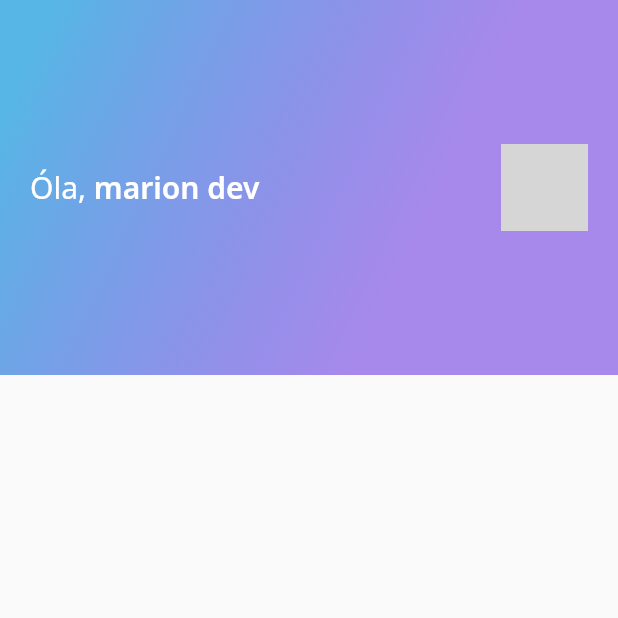
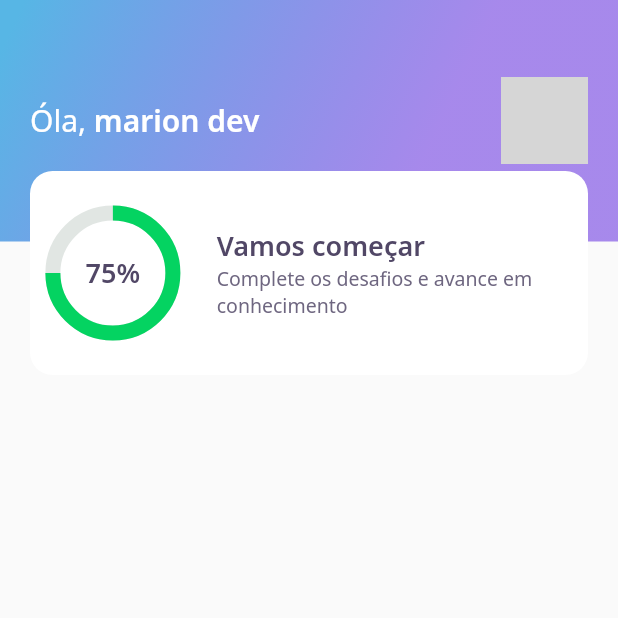
Before and after one commit to marcosmariondev/dev_quiz, a Flutter app: the screen it shows after launch, on a phone screen of 412 x 824 dp, the top half of it. Run offline on Flutter 3.47's test engine with Material 2 defaults, Android fonts, the phone set to English and light mode, and no system bars; our stand-ins replace google_fonts; network calls fail; grey boxes are pictures that could not be loaded.

Commit message:
update widget

```diff
--- a/lib/home/widgets/appbar/appbar_widget.dart
+++ b/lib/home/widgets/appbar/appbar_widget.dart
@@ -1,5 +1,6 @@
 import 'package:dev_quiz/core/app_gradients.dart';
 import 'package:dev_quiz/core/app_text_styles.dart';
+import 'package:dev_quiz/home/widgets/score_card/score_card_widget.dart';
 import 'package:flutter/material.dart';
 
 class AppBarWidget extends PreferredSize {
@@ -8,9 +9,13 @@ class AppBarWidget extends PreferredSize {
           preferredSize: Size.fromHeight(250),
           child: Container(
             height: 250,
+            child: Stack(
+              children: [
+                Container(
+                  height: 161,
+                  padding: const EdgeInsets.symmetric(horizontal: 20),
+                  width: double.maxFinite,
                   decoration: BoxDecoration(gradient: AppGradients.linear),
-            child: Padding(
-              padding: const EdgeInsets.symmetric(horizontal: 20),
                   child: Row(
                     mainAxisAlignment: MainAxisAlignment.spaceBetween,
                     children: [
@@ -36,6 +41,12 @@ class AppBarWidget extends PreferredSize {
                     ],
                   ),
                 ),
+                Align(
+                  alignment: Alignment(0.0, 1.0),
+                  child: ScoreCardWidget(),
+                )
+              ],
+            ),
           ),
         );
 }
--- /dev/null
+++ b/lib/home/widgets/chart/chart_widget.dart
@@ -0,0 +1,36 @@
+import 'package:dev_quiz/core/app_colors.dart';
+import 'package:dev_quiz/core/app_text_styles.dart';
+import 'package:flutter/material.dart';
+
+class ChartWidget extends StatelessWidget {
+  @override
+  Widget build(BuildContext context) {
+    return Container(
+      height: 80,
+      width: 80,
+      child: Stack(
+        children: [
+          Center(
+            child: Container(
+              height: 80,
+              width: 80,
+              child: CircularProgressIndicator(
+                strokeWidth: 10,
+                value: .75,
+                backgroundColor: AppColors.chartSecondary,
+                valueColor:
+                    AlwaysStoppedAnimation<Color>(AppColors.chartPrimary),
+              ),
+            ),
+          ),
+          Center(
+            child: Text(
+              "75%",
+              style: AppTextStyles.heading,
+            ),
+          )
+        ],
+      ),
+    );
+  }
+}
--- /dev/null
+++ b/lib/home/widgets/score_card/score_card_widget.dart
@@ -0,0 +1,52 @@
+import 'package:dev_quiz/core/app_colors.dart';
+import 'package:dev_quiz/core/app_text_styles.dart';
+import 'package:dev_quiz/home/widgets/chart/chart_widget.dart';
+import 'package:flutter/material.dart';
+
+class ScoreCardWidget extends StatelessWidget {
+  @override
+  Widget build(BuildContext context) {
+    return Padding(
+      padding: const EdgeInsets.only(left: 20, right: 20),
+      child: Container(
+        height: 136,
+        decoration: BoxDecoration(
+          color: AppColors.white,
+          borderRadius: BorderRadius.circular(15),
+        ),
+        child: Padding(
+          padding: const EdgeInsets.only(left: 10),
+          child: Row(
+            crossAxisAlignment: CrossAxisAlignment.center,
+            children: [
+              Expanded(
+                flex: 1,
+                child: ChartWidget(),
+              ),
+              Expanded(
+                flex: 3,
+                child: Padding(
+                  padding: const EdgeInsets.only(left: 24),
+                  child: Column(
+                    mainAxisAlignment: MainAxisAlignment.center,
+                    crossAxisAlignment: CrossAxisAlignment.start,
+                    children: [
+                      Text(
+                        "Vamos começar",
+                        style: AppTextStyles.heading,
+                      ),
+                      Text(
+                        "Complete os desafios e avance em conhecimento",
+                        style: AppTextStyles.body,
+                      )
+                    ],
+                  ),
+                ),
+              )
+            ],
+          ),
+        ),
+      ),
+    );
+  }
+}
```
Lines whose indentation alone changed are shown as unchanged.
